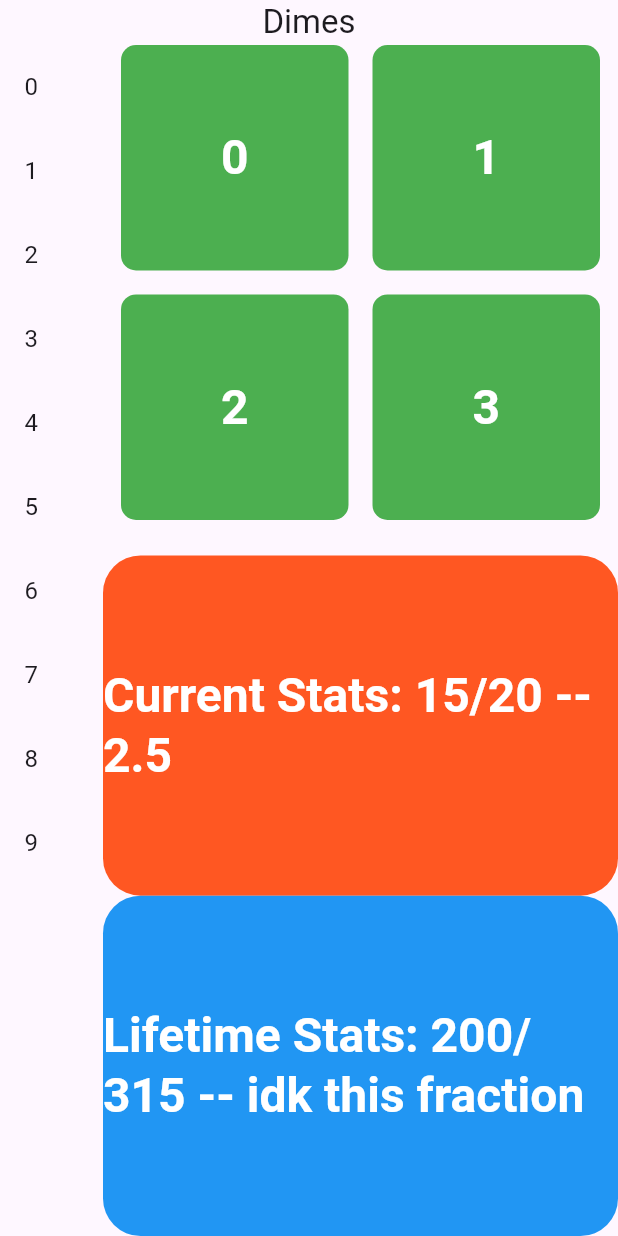
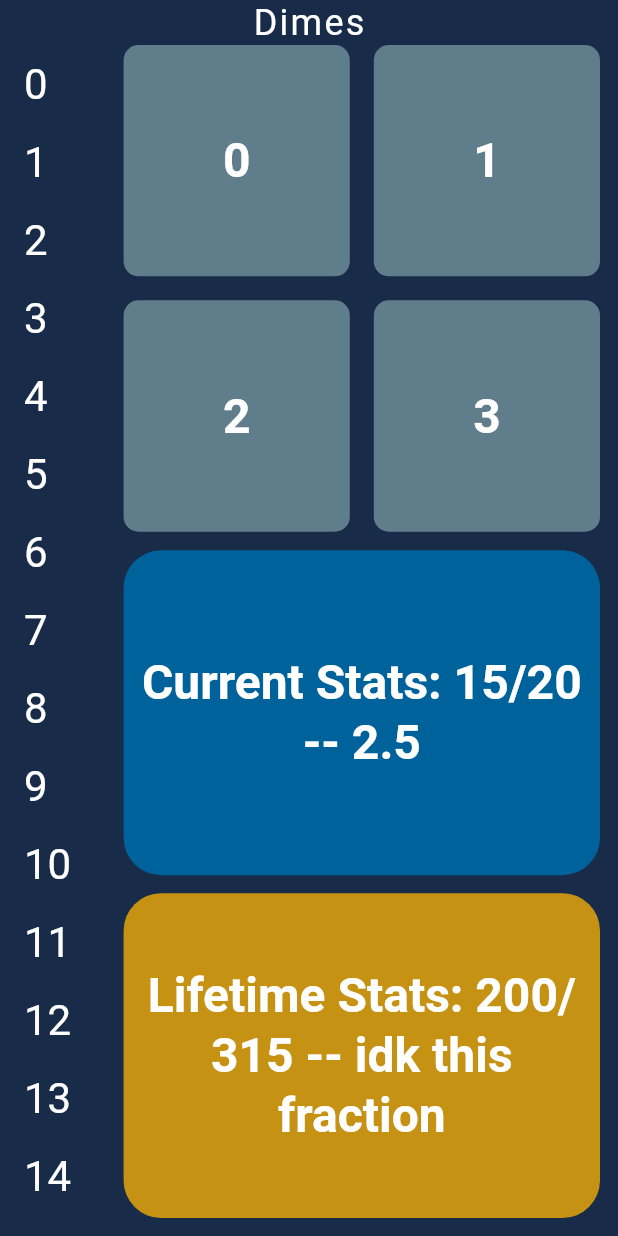
Before and after one commit to AmnesiacSloth/Dimes, a Flutter app: the screen it shows after launch, on a phone screen of 412 x 824 dp. Run offline on Flutter 3.47's test engine with Material 3 defaults, Android fonts, the phone set to English and light mode, and no system bars.

Commit message:
Refactor custom widgets to new file and begin adding functionality to screen

```diff
--- /dev/null
+++ b/lib/customWidgets.dart
@@ -0,0 +1,135 @@
+import 'package:flutter/material.dart';
+
+List<int> passRatings = <int>[];
+
+void appendAttempt(int rating) {
+  passRatings.add(rating);
+  print(rating);
+}
+
+class PassRatings extends StatelessWidget {
+  const PassRatings({
+    super.key,
+  });
+
+  @override
+  Widget build(BuildContext context) {
+    // consider breakng this whole build function up
+    var isLandscape =
+        MediaQuery.of(context).orientation == Orientation.landscape;
+
+    // create text theme for the rating labels
+    final TextStyle textStyling =
+        Theme.of(context).textTheme.headlineLarge!.copyWith(
+              color: Colors.white,
+              fontWeight: FontWeight.bold,
+            );
+    return Expanded(
+      flex: 3,
+      child: LayoutBuilder(builder: (context, constraints) {
+        final double itemHeight = constraints.maxHeight /
+            (isLandscape
+                ? 1
+                : 2); // / 1 becaue 1 row in landscape, 2 in portrait
+        final double itemWidth = constraints.maxWidth /
+            (isLandscape
+                ? 4
+                : 2); // divide by 4 since 4 in a row (landscape) or 2 in a row (portrait)
+        final double childAspectRatio = itemWidth /
+            itemHeight; // Defines the width to height ratio of the grid items per device sizing, no hardcoding
+
+        return GridView.count(
+          //padding: EdgeInsets.symmetric(horizontal: 12),
+          childAspectRatio: childAspectRatio,
+          physics: NeverScrollableScrollPhysics(),
+          shrinkWrap: true,
+          crossAxisCount: isLandscape ? 4 : 2,
+          mainAxisSpacing: 16,
+          crossAxisSpacing: 16,
+          children: List.generate(4, (index) {
+            return GestureDetector(
+              onTap: () => appendAttempt(index),
+              child: Container(
+                decoration: BoxDecoration(
+                  borderRadius: BorderRadius.circular(10),
+                  color: Colors.blueGrey[500],
+                ),
+                child: Center(
+                  child: Text("$index", style: textStyling),
+                ),
+              ),
+            );
+          }),
+        );
+      }),
+    );
+  }
+}
+
+class CurrentStats extends StatelessWidget {
+  const CurrentStats({
+    super.key,
+  });
+
+  @override
+  Widget build(BuildContext context) {
+    // create text theme for the rating labels
+    final TextStyle textStyling =
+        Theme.of(context).textTheme.headlineLarge!.copyWith(
+              color: Colors.white,
+              fontWeight: FontWeight.bold,
+            );
+    return Expanded(
+      flex: 2,
+      child: Container(
+        height: double.infinity,
+        width: double.infinity,
+        decoration: BoxDecoration(
+          color: const Color.fromRGBO(0, 98, 155, 1),
+          borderRadius: BorderRadius.circular(25),
+        ),
+        child: Center(
+          child: Text(
+            "Current Stats: 15/20 -- 2.5",
+            style: textStyling,
+            textAlign: TextAlign.center,
+          ),
+        ),
+      ),
+    );
+  }
+}
+
+class LifetimeStats extends StatelessWidget {
+  const LifetimeStats({
+    super.key,
+  });
+
+  @override
+  Widget build(BuildContext context) {
+    // create text theme for the rating labels
+    final TextStyle textStyling =
+        Theme.of(context).textTheme.headlineLarge!.copyWith(
+              color: Colors.white,
+              fontWeight: FontWeight.bold,
+            );
+    return Expanded(
+      flex: 2,
+      child: Container(
+        decoration: BoxDecoration(
+          borderRadius: BorderRadius.circular(25),
+          color: const Color.fromRGBO(198, 146, 20, 1),
+        ),
+        height: double.infinity,
+        width: double.infinity,
+        child: Center(
+          child: Text(
+            "Lifetime Stats: 200/ 315 -- idk this fraction",
+            style: textStyling,
+            textAlign: TextAlign.center,
+          ),
+        ),
+      ),
+    );
+  }
+}
--- a/lib/main.dart
+++ b/lib/main.dart
@@ -1,5 +1,5 @@
+import 'package:dimes/customWidgets.dart'; // my own widgets
 import 'package:flutter/material.dart';
-import 'package:flutter/services.dart';
 
 void main() {
   runApp(MyApp());
@@ -13,8 +13,13 @@ class MyApp extends StatelessWidget {
     // TODO: implement build
     return MaterialApp(
       home: Scaffold(
+        backgroundColor: Color.fromRGBO(24, 43, 73, 1),
         appBar: AppBar(
-          title: Text("Dimes"),
+          title: Text(
+            "Dimes",
+            style: TextStyle(
+                color: Colors.white, letterSpacing: 1.5, fontSize: 24),
+          ),
           centerTitle: true,
           toolbarHeight: 30,
           forceMaterialTransparency: true, // Doesn't change color on scroll
@@ -40,20 +45,26 @@ class GeneratedPage extends StatelessWidget {
   @override
   Widget build(BuildContext context) {
     return Flexible(
-        flex: 5,
+        flex: 4,
         child: Column(
           mainAxisAlignment: MainAxisAlignment.center,
           children: [
             Expanded(
               child: SafeArea(
                 top: false,
+                child: Padding(
+                  padding: const EdgeInsets.only(right: 12), // TODO: REVISIT
                   child: Column(
                     mainAxisAlignment: MainAxisAlignment.center,
                     children: <Widget>[
                       PassRatings(),
+                      SizedBox(height: 12),
                       CurrentStats(),
+                      SizedBox(height: 12),
                       LifetimeStats(),
+                      SizedBox(height: 12),
                     ],
+                  ),
                 ),
               ),
             ),
@@ -62,88 +73,27 @@ class GeneratedPage extends StatelessWidget {
   }
 }
 
-class PassRatings extends StatelessWidget {
-  const PassRatings({
+// TODO: add control so its player numbers on portrait, names on landscape
+class ScrollablePlayerSelector extends StatelessWidget {
+  const ScrollablePlayerSelector({
     super.key,
   });
 
   @override
   Widget build(BuildContext context) {
-    // consider breakng this whole build function up
-    var isLandscape =
-        MediaQuery.of(context).orientation == Orientation.landscape;
+    final TextStyle textStyling =
+        Theme.of(context).textTheme.headlineMedium!.copyWith(
+              color: Colors.white,
+            );
 
-    // create text theme for the rating labels
-    final TextStyle textStyling =
-        Theme.of(context).textTheme.headlineLarge!.copyWith(
-              color: Colors.white,
-              fontWeight: FontWeight.bold,
-            );
-    return Expanded(
-      flex: 3,
-      child: LayoutBuilder(builder: (context, constraints) {
-        final double itemHeight = constraints.maxHeight /
-            (isLandscape
-                ? 1
-                : 2); // / 1 becaue 1 row in landscape, 2 in portrait
-        final double itemWidth = constraints.maxWidth /
-            (isLandscape
-                ? 4
-                : 2); // divide by 4 since 4 in a row (landscape) or 2 in a row (portrait)
-        final double childAspectRatio = itemWidth /
-            itemHeight; // Defines the width to height ratio of the grid items per device sizing, no hardcoding
-
-        return GridView.count(
-          padding: EdgeInsets.symmetric(horizontal: 12),
-          childAspectRatio: childAspectRatio,
-          physics: NeverScrollableScrollPhysics(),
-          shrinkWrap: true,
-          crossAxisCount: isLandscape ? 4 : 2,
-          mainAxisSpacing: 16,
-          crossAxisSpacing: 16,
-          children: List.generate(4, (index) {
-            return Container(
-              decoration: BoxDecoration(
-                borderRadius: BorderRadius.circular(10),
-                color: Colors.green,
-              ),
-              child: Center(
-                child: Text("$index", style: textStyling),
-              ),
-            );
-          }),
-        );
-      }),
-    );
-  }
-}
-
-class LifetimeStats extends StatelessWidget {
-  const LifetimeStats({
-    super.key,
-  });
-
-  @override
-  Widget build(BuildContext context) {
-    // create text theme for the rating labels
-    final TextStyle textStyling =
-        Theme.of(context).textTheme.headlineLarge!.copyWith(
-              color: Colors.white,
-              fontWeight: FontWeight.bold,
-            );
-    return Expanded(
-      flex: 2,
-      child: Container(
-        //padding: EdgeInsets.symmetric(horizontal: 15),
-        decoration: BoxDecoration(
-          borderRadius: BorderRadius.circular(25),
-          color: Colors.blue,
-        ),
-        height: double.infinity,
-        width: double.infinity,
-        child: Center(
-          child: Text(
-            "Lifetime Stats: 200/ 315 -- idk this fraction",
+    return Flexible(
+      flex: 1,
+      child: ListView.builder(
+        itemCount: 15,
+        itemBuilder: (context, index) => ListTile(
+          minTileHeight: 50,
+          title: Text(
+            index.toString(),
             style: textStyling,
           ),
         ),
@@ -151,55 +101,3 @@ class LifetimeStats extends StatelessWidget {
     );
   }
 }
-
-class CurrentStats extends StatelessWidget {
-  const CurrentStats({
-    super.key,
-  });
-
-  @override
-  Widget build(BuildContext context) {
-    // create text theme for the rating labels
-    final TextStyle textStyling =
-        Theme.of(context).textTheme.headlineLarge!.copyWith(
-              color: Colors.white,
-              fontWeight: FontWeight.bold,
-            );
-    return Expanded(
-      flex: 2,
-      child: Container(
-        height: double.infinity,
-        width: double.infinity,
-        decoration: BoxDecoration(
-          color: Colors.deepOrange,
-          borderRadius: BorderRadius.circular(25),
-        ),
-        child: Center(
-          child: Text(
-            "Current Stats: 15/20 -- 2.5",
-            style: textStyling,
-          ),
-        ),
-      ),
-    );
-  }
-}
-
-class ScrollablePlayerSelector extends StatelessWidget {
-  const ScrollablePlayerSelector({
-    super.key,
-  });
-
-  @override
-  Widget build(BuildContext context) {
-    return Flexible(
-      flex: 1,
-      child: ListView.builder(
-        itemCount: 10,
-        itemBuilder: (context, index) => ListTile(
-          title: Text(index.toString()),
-        ),
-      ),
-    );
-  }
-}
```
Lines whose indentation alone changed are shown as unchanged.
